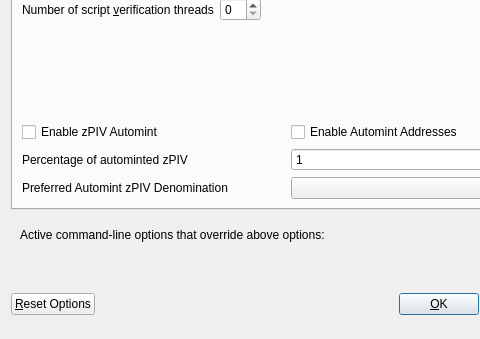
This is src/qt/forms/optionsdialog.ui in JackCoreProject/JACK as Qt 5 draws it before an edit; both pictures show x 0 to 480 and y 103 to 442 of the 576 by 442 pixel window. The edited form follows.
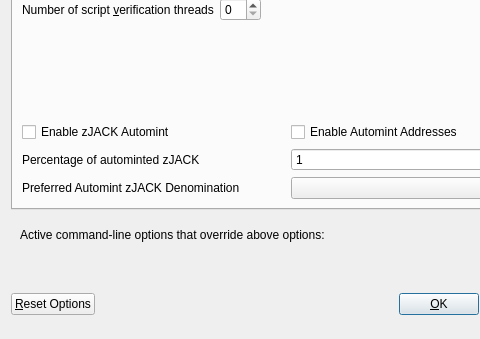
This is the edited form. Custom widgets are drawn as their Qt base class.

Commit message: Rename PIV to JACK (ticker)

```diff
--- a/src/qt/forms/optionsdialog.ui
+++ b/src/qt/forms/optionsdialog.ui
@@ -147,7 +147,7 @@
                <enum>Qt::LeftToRight</enum>
               </property>
               <property name="text">
-               <string>Enable zPIV Automint</string>
+               <string>Enable zJACK Automint</string>
               </property>
              </widget>
             </item>
@@ -174,7 +174,7 @@
                <string>Percentage of incoming PIV which get automatically converted to zPIV via Zerocoin Protocol (min: 10%)</string>
               </property>
               <property name="text">
-               <string>Percentage of autominted zPIV</string>
+               <string>Percentage of autominted zJACK</string>
               </property>
              </widget>
             </item>
@@ -207,7 +207,7 @@
                <string>Wait with automatic conversion to Zerocoin until enough PIV for this denomination is available</string>
               </property>
               <property name="text">
-               <string>Preferred Automint zPIV Denomination</string>
+               <string>Preferred Automint zJACK Denomination</string>
               </property>
              </widget>
             </item>
```
Left out of the diff: 10 changed lines with no effect on the pictures. The commit also changes 134 other files.
